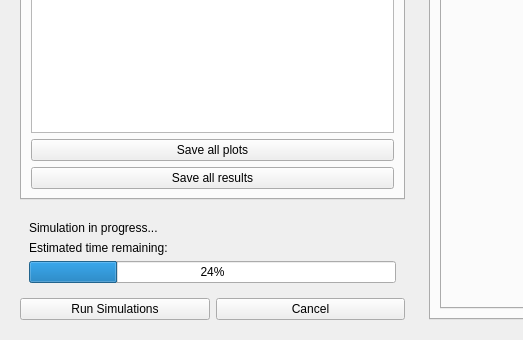
This is src/EVA/gui/ui_files/trim.ui in ISISMuon/EVA as Qt 5 draws it before an edit; both pictures show x 0 to 523 and y 409 to 749 of the 929 by 749 pixel window. The edited form follows.
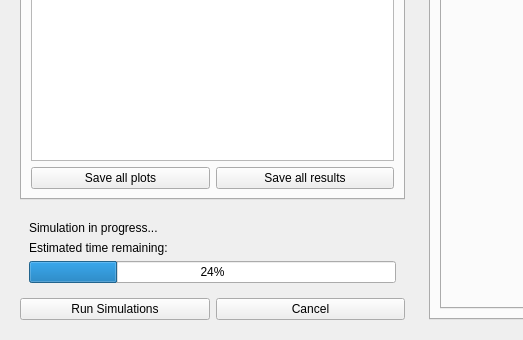
This is the edited form. The open tabs and pages were chosen to show the change. Custom widgets are drawn as their Qt base class.

Commit message: Make sample table UI neater

Patch:
```diff
--- a/src/EVA/gui/ui_files/trim.ui
+++ b/src/EVA/gui/ui_files/trim.ui
@@ -294,17 +294,17 @@
             </column>
            </widget>
           </item>
-          <item row="4" column="0" colspan="2">
-           <widget class="QPushButton" name="save_all_sims_button">
+          <item row="1" column="0">
+           <widget class="QPushButton" name="save_all_imgs_button">
             <property name="text">
-             <string>Save all results</string>
+             <string>Save all plots</string>
             </property>
            </widget>
           </item>
-          <item row="3" column="0" colspan="2">
-           <widget class="QPushButton" name="save_all_imgs_button">
+          <item row="1" column="1">
+           <widget class="QPushButton" name="save_all_sims_button">
             <property name="text">
-             <string>Save all plots</string>
+             <string>Save all results</string>
             </property>
            </widget>
           </item>
```
The commit also changes 1 other file.
